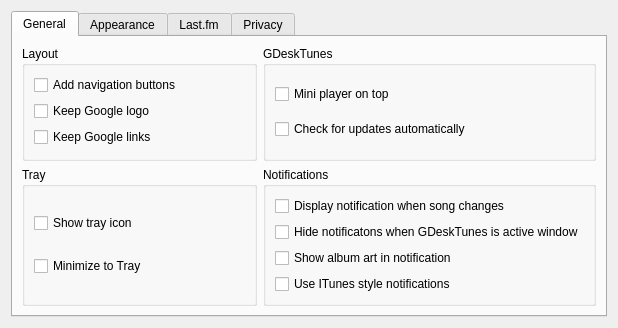
Old version of the form src/settings.ui in the repository Gearlux/GDeskTunes.
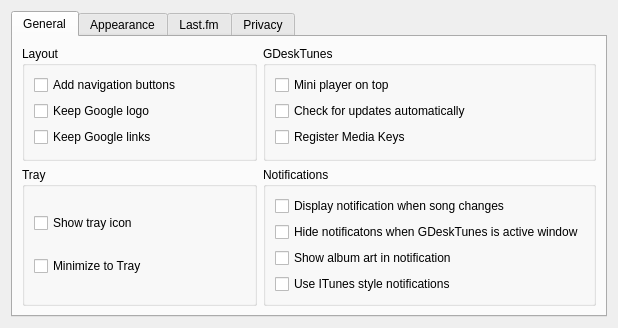
New version of the form. Icons and pictures are not drawn.

Commit message: Media keys as hotkeys

```diff
--- a/src/settings.ui
+++ b/src/settings.ui
@@ -81,6 +81,13 @@
             </property>
            </widget>
           </item>
+          <item>
+           <widget class="QCheckBox" name="register_media_keys">
+            <property name="text">
+             <string>Register Media Keys</string>
+            </property>
+           </widget>
+          </item>
          </layout>
         </widget>
        </item>
```
The commit also changes 10 other files.
